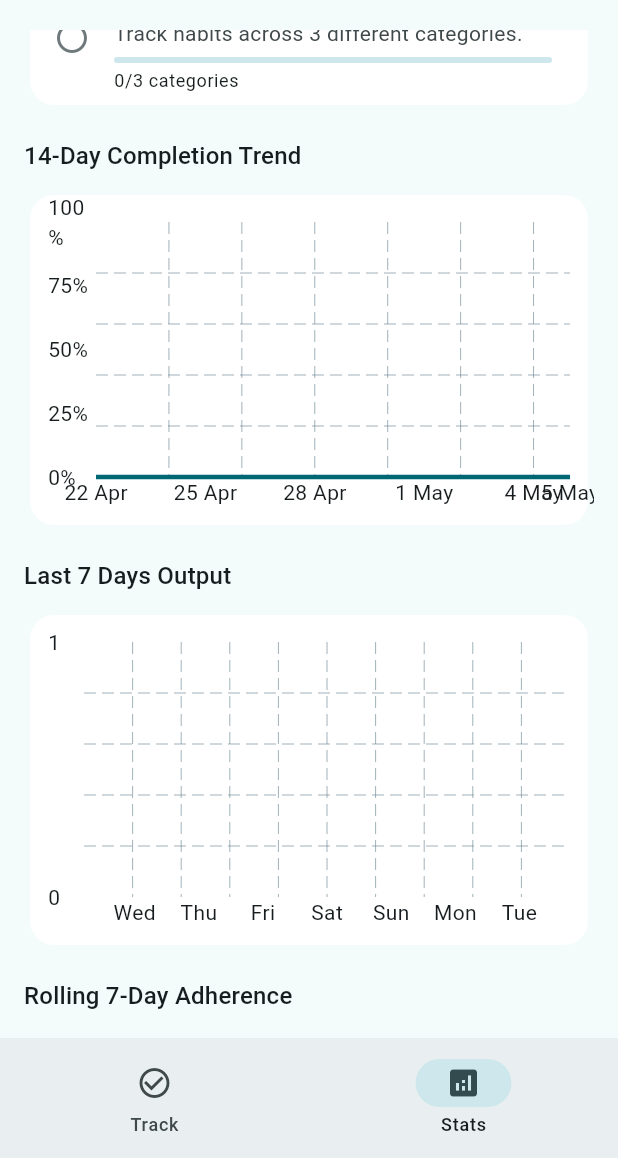
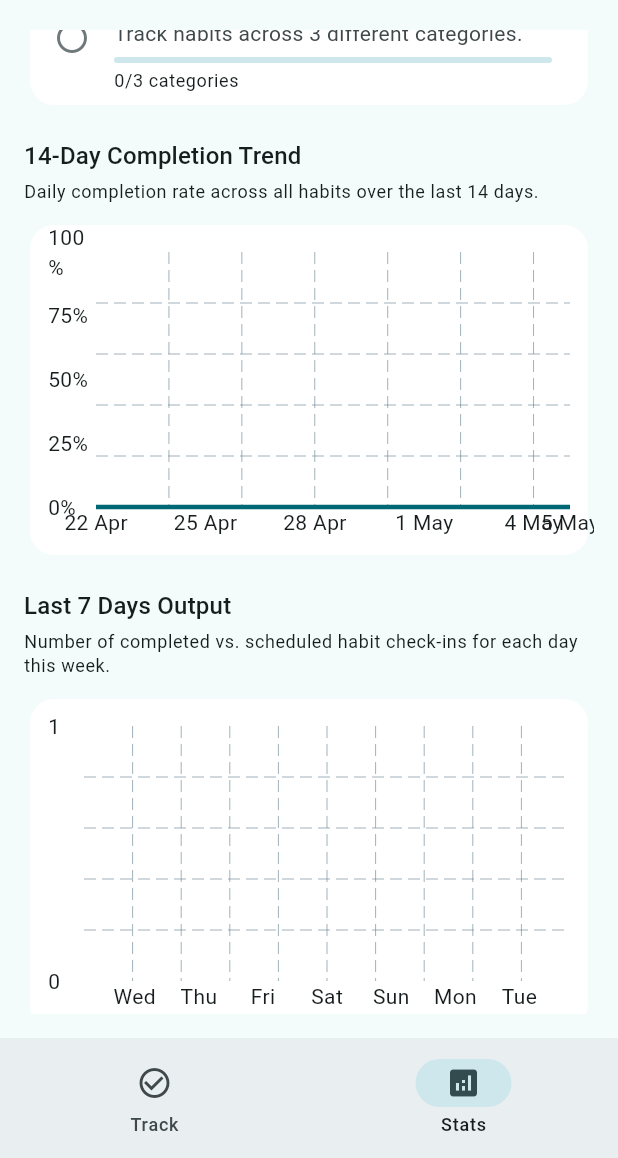
Before and after one commit to dharmikRokad/rootine, a Flutter app: the screen it shows once a user with an empty profile is signed in, item 2 of the bottom bar chosen, scrolled down 1152 dp, on a phone screen of 412 x 824 dp, the part 78-1236 px from its top. Run offline on Flutter 3.47's test engine with Material 3 defaults, Android fonts, the phone set to English and light mode, and no system bars; drawn by our look-alikes of fl_chart; our stand-ins replace cloud_firestore, firebase_auth, firebase_core, firebase_remote_config, flutter_riverpod, flutter_slidable and 2 more; accounts and stored records are empty.

Commit message:
fix: use Firestore Timestamp for time fields and add graph descriptions
Agent-Logs-Url: https://github.com/dharmikRokad/rootine/sessions/8e424bea-3bb8-4e11-b18e-36c8dcb7b0ce

Co-authored-by: dharmikRokad <130790665+dharmikRokad@users.noreply.github.com>

```diff
--- a/lib/core/app_strings.dart
+++ b/lib/core/app_strings.dart
@@ -144,8 +144,14 @@ class AppStrings {
   static const bestStreak = 'Best Streak (30-day window)';
   static const last30DaysAdherence = 'Last 30 Days Adherence';
   static const streakHistory30Days = 'Streak History (30 days)';
+  static const streakHistory30DaysDesc =
+      'Consecutive days you completed this habit, tracked over the last 30 days.';
   static const missedDayHeatmap12Weeks = 'Missed-day Heatmap (12 weeks)';
+  static const missedDayHeatmap12WeeksDesc =
+      'Visual overview of completed, missed, and unscheduled days over the past 12 weeks.';
   static const frequencyAdherenceWeekly = 'Frequency Adherence (Weekly)';
+  static const frequencyAdherenceWeeklyDesc =
+      'Completed vs. scheduled check-ins grouped by week.';
   static const habitAchievements = 'Habit Achievements';
   static const completionNotes = 'Completion Notes';
   static const completed = 'Completed';
@@ -162,9 +168,17 @@ class AppStrings {
   static const bestActiveStreak = 'Best Active Streak';
   static const milestones = 'Milestones';
   static const completionTrend14Days = '14-Day Completion Trend';
+  static const completionTrend14DaysDesc =
+      'Daily completion rate across all habits over the last 14 days.';
   static const last7DaysOutput = 'Last 7 Days Output';
+  static const last7DaysOutputDesc =
+      'Number of completed vs. scheduled habit check-ins for each day this week.';
   static const rolling7DayAdherence = 'Rolling 7-Day Adherence';
+  static const rolling7DayAdherenceDesc =
+      'Your 7-day completion rate rolling through time — shows momentum trends.';
   static const weekdayWinRate = 'Weekday Win Rate';
+  static const weekdayWinRateDesc =
+      'Your average completion rate for each day of the week.';
   static const ratesCountOnlyScheduledDays =
       'Rates count only days where a habit was scheduled.';
 
--- a/lib/features/habits/presentation/home/stats_tab.dart
+++ b/lib/features/habits/presentation/home/stats_tab.dart
@@ -86,10 +86,20 @@ class _StatsTab extends ConsumerWidget {
                 AppStrings.completionTrend14Days,
                 style: theme.textTheme.titleMedium,
               ),
+              const SizedBox(height: 4),
+              Text(
+                AppStrings.completionTrend14DaysDesc,
+                style: theme.textTheme.bodySmall,
+              ),
               const SizedBox(height: 10),
               _CompletionLineChart(points: stats.last14Days),
               const SizedBox(height: 18),
               Text(AppStrings.last7DaysOutput, style: theme.textTheme.titleMedium),
+              const SizedBox(height: 4),
+              Text(
+                AppStrings.last7DaysOutputDesc,
+                style: theme.textTheme.bodySmall,
+              ),
               const SizedBox(height: 10),
               _CompletionBarChart(points: stats.last7Days),
               const SizedBox(height: 18),
@@ -97,10 +107,20 @@ class _StatsTab extends ConsumerWidget {
                 AppStrings.rolling7DayAdherence,
                 style: theme.textTheme.titleMedium,
               ),
+              const SizedBox(height: 4),
+              Text(
+                AppStrings.rolling7DayAdherenceDesc,
+                style: theme.textTheme.bodySmall,
+              ),
               const SizedBox(height: 10),
               _RollingRateChart(points: stats.rolling7DayRate),
               const SizedBox(height: 18),
               Text(AppStrings.weekdayWinRate, style: theme.textTheme.titleMedium),
+              const SizedBox(height: 4),
+              Text(
+                AppStrings.weekdayWinRateDesc,
+                style: theme.textTheme.bodySmall,
+              ),
               const SizedBox(height: 10),
               _WeekdayPerformanceChart(points: stats.weekdayPerformance),
               const SizedBox(height: 20),
```
Also changed, not shown: lib/features/habits/data/firestore_habit_repository.dart (+4 -4 lines), lib/features/habits/domain/entity/habit.dart (+8 -4 lines), lib/features/habits/domain/entity/habit_category.dart (+8 -4 lines), lib/features/habits/domain/entity/habit_completion.dart (+8 -4 lines), lib/features/habits/presentation/home/habit_details_page.dart (+15 -0 lines).
